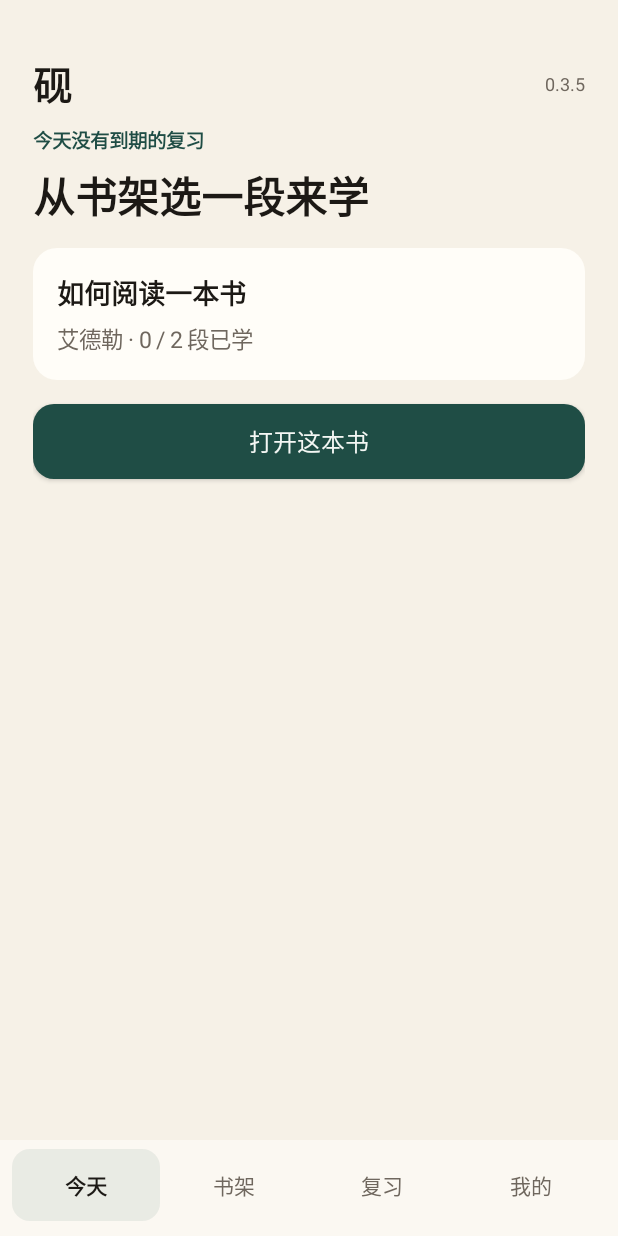
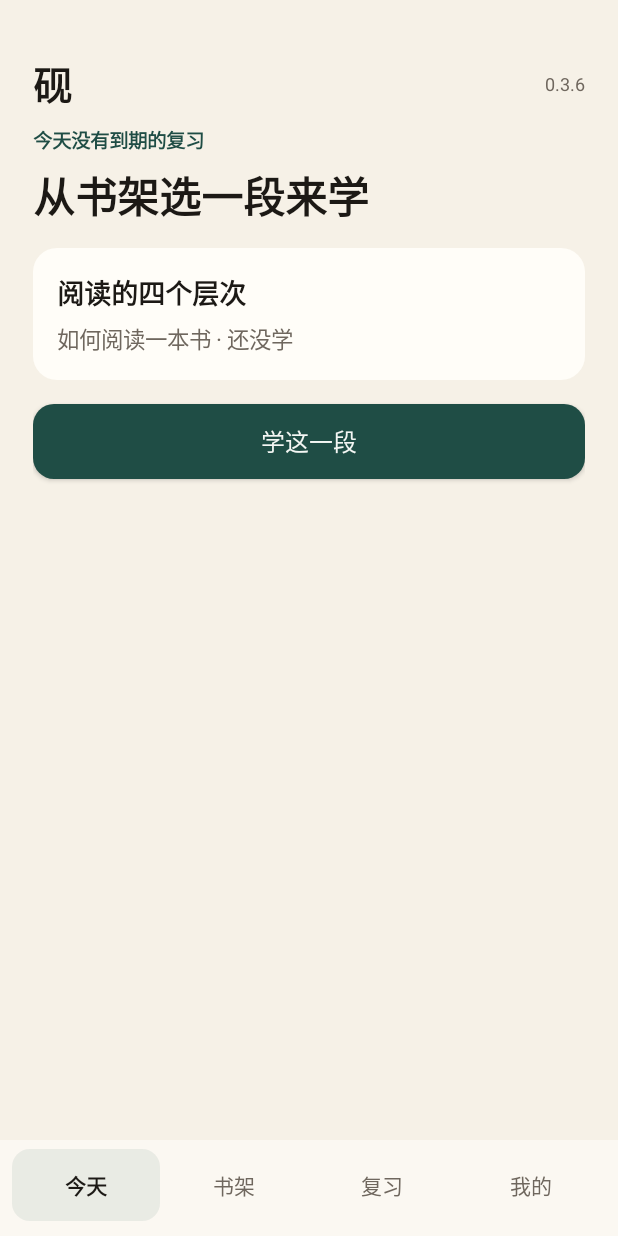
Before and after one commit to keliangtony8-commits/ai-learning-helper, an Android app: the screen it shows after launch (MainActivity), on a phone screen of 412 x 824 dp. Run offline under Robolectric (Android 15) with nearby library versions, the light colour scheme and no system bars.

Commit message:
fix: open the next unstudied chapter from today
Removing the sample book no longer brings it back. File pick is not limited to txt.

```diff
--- a/android/app/build.gradle.kts
+++ b/android/app/build.gradle.kts
@@ -10,8 +10,8 @@ android {
         applicationId = "dev.ailearning.helper"
         minSdk = 26
         targetSdk = 35
-        versionCode = 8
-        versionName = "0.3.5"
+        versionCode = 9
+        versionName = "0.3.6"
     }
 
     buildTypes {
--- a/android/app/src/main/java/dev/ailearning/helper/MainActivity.java
+++ b/android/app/src/main/java/dev/ailearning/helper/MainActivity.java
@@ -116,7 +116,7 @@ public class MainActivity extends Activity {
         mark = text("砚", 26, INK, true);
         mark.setLayoutParams(new LinearLayout.LayoutParams(0, LinearLayout.LayoutParams.WRAP_CONTENT, 1f));
         row.addView(mark);
-        row.addView(text("0.3.5", 12, MUTED, false));
+        row.addView(text("0.3.6", 12, MUTED, false));
         return row;
     }
 
@@ -155,11 +155,15 @@ public class MainActivity extends Activity {
                 @Override public void run() { tab = 1; show(true); }
             });
         } else if (!store.books.isEmpty()) {
-            final Store.Book book = store.books.get(0);
-            card(book.title, book.author + " · " + book.studiedChapters() + " / " + book.chapters.size() + " 段已学");
-            primary("打开这本书", new Runnable() {
-                @Override public void run() { open(book.id, null, 0); }
-            });
+            final Store.ChapterRef next = store.nextNew();
+            if (next != null) {
+                card(next.chapter.title, next.book.title + " · 还没学");
+                primary("学这一段", new Runnable() {
+                    @Override public void run() { open(next.book.id, next.chapter.id, 0); }
+                });
+            } else {
+                card("今天的新内容学完了", "到期的复习会出现在这里。没到期的不催。");
+            }
         } else {
             card("书架是空的", "先放进一本书，再选一段来学。");
             primary("放进一本书", new Runnable() {
@@ -273,7 +277,9 @@ public class MainActivity extends Activity {
                 pendingTitle = titleInput.getText().toString().trim();
                 Intent intent = new Intent(Intent.ACTION_OPEN_DOCUMENT);
                 intent.addCategory(Intent.CATEGORY_OPENABLE);
-                intent.setType("text/plain");
+                intent.setType("*/*");
+                String[] mime = {"text/plain", "text/*", "application/octet-stream"};
+                intent.putExtra(Intent.EXTRA_MIME_TYPES, mime);
                 startActivityForResult(intent, PICK_TEXT);
             }
         });
--- a/android/app/src/main/java/dev/ailearning/helper/Store.java
+++ b/android/app/src/main/java/dev/ailearning/helper/Store.java
@@ -27,7 +27,7 @@ final class Store {
     Store(Context context) {
         prefs = context.getSharedPreferences("yan", Context.MODE_PRIVATE);
         load();
-        if (books.isEmpty()) seed();
+        if (books.isEmpty() && !prefs.getBoolean("seeded", false)) seed();
     }
 
     void seed() {
@@ -66,6 +66,7 @@ final class Store {
             }
         ));
         books.add(book);
+        prefs.edit().putBoolean("seeded", true).apply();
         save();
     }
 
@@ -229,6 +230,15 @@ final class Store {
             }
         });
         return out;
+    }
+
+    Store.ChapterRef nextNew() {
+        for (Book book : books) {
+            for (Chapter chapter : book.chapters) {
+                if (!chapter.studied) return new ChapterRef(book, chapter);
+            }
+        }
+        return null;
     }
 
     int studiedCount() {
```
Also changed, not shown: 3 other files.
